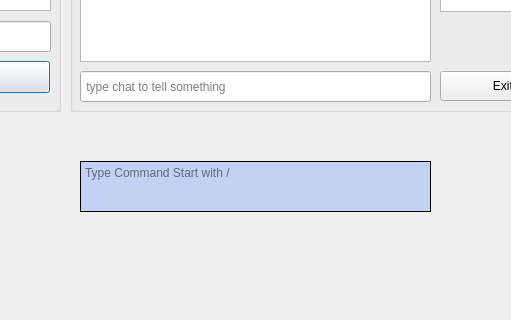
Before: the Qt Designer form client/ui/lobby.ui in BloodSweatTearz/Pyting, drawn with Qt 5; both pictures show x 170 to 681 and y 329 to 649 of the 853 by 649 pixel window.
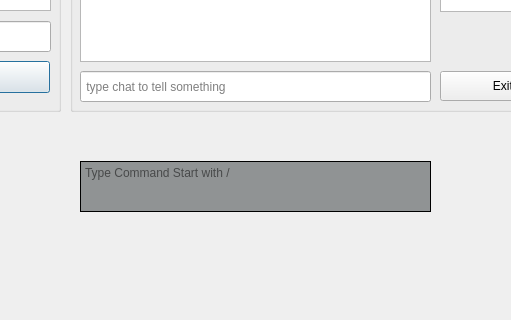
After: the same form once the commit is applied.

Commit message: etc : UI 업데이트

Patch:
```diff
--- a/client/ui/lobby.ui
+++ b/client/ui/lobby.ui
@@ -197,7 +197,7 @@
    </property>
    <property name="styleSheet">
     <string notr="true">QTextEdit{
-background-color:rgba(148, 178, 249, 0.5)
+background-color:rgba(49, 54, 56, 0.5)
 }</string>
    </property>
    <property name="inputMethodHints">
```
